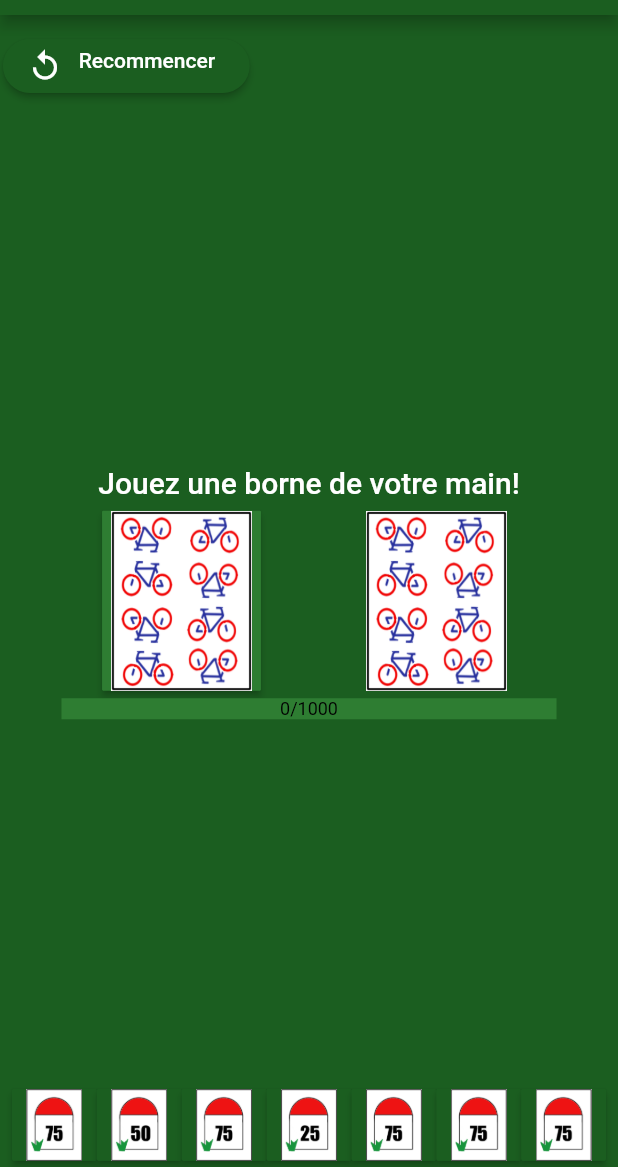
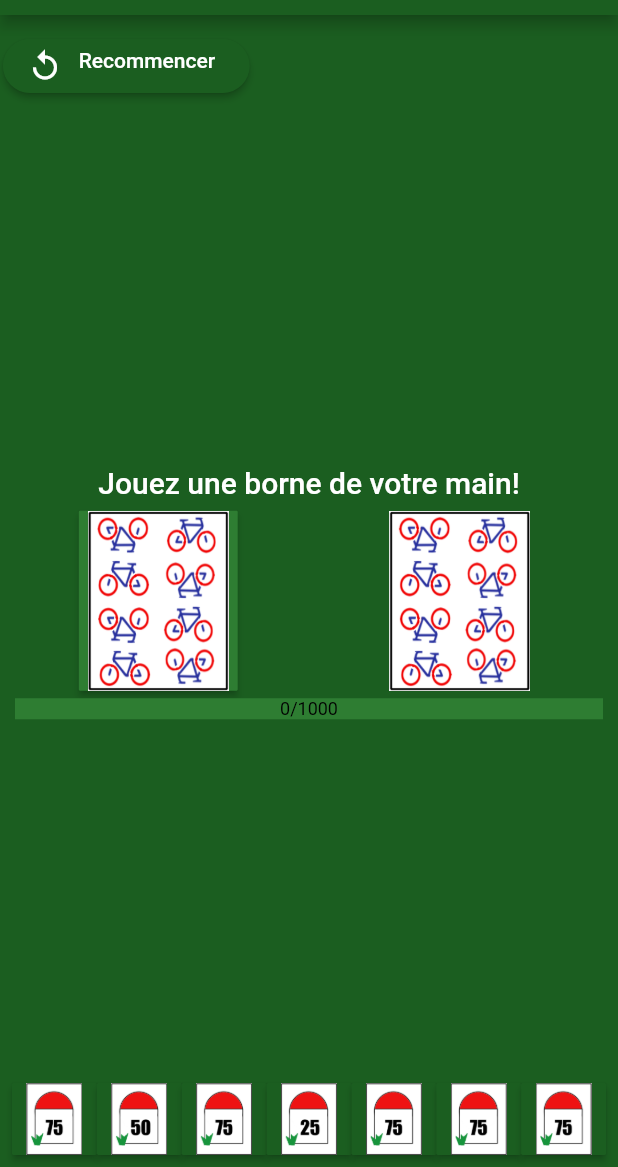
Before and after one commit to celisoft/MilleBornesCycliste, a Flutter app: the MyGame screen opened directly, on a phone screen of 412 x 824 dp, the part 69-1236 px from its top. Run offline on Flutter 3.47's test engine with Material 2 defaults, Android fonts, the phone set to English and light mode, and no system bars; drawn by our look-alikes of percent_indicator; our stand-ins replace flutter_phoenix.

Commit message:
Propriété flex pour le conteneur central

```diff
--- a/lib/game_scene.dart
+++ b/lib/game_scene.dart
@@ -107,8 +107,8 @@ class _MyGameState extends State<MyGame> {
                     ),
                   ]))),
           Center(
-            child: SizedBox(
-              width: 350,
+            child: Expanded(
+              flex: 70,
               child: Column(
                   mainAxisAlignment: MainAxisAlignment.center,
                   crossAxisAlignment: CrossAxisAlignment.center,
@@ -174,7 +174,7 @@ class _MyGameState extends State<MyGame> {
             mainAxisAlignment: MainAxisAlignment.end,
             children: [
               LimitedBox(
-                maxHeight: 60,
+                maxHeight: 80,
                 child: Padding(
                   padding: const EdgeInsets.all(8.0),
                   child: Table(
```
